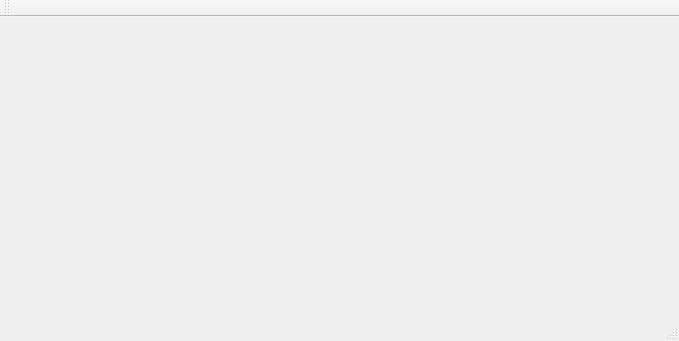
The window that Tcamera/Tcamera/mainwindow.ui (lizeyan/Athena) describes before a commit, drawn with Qt 5.
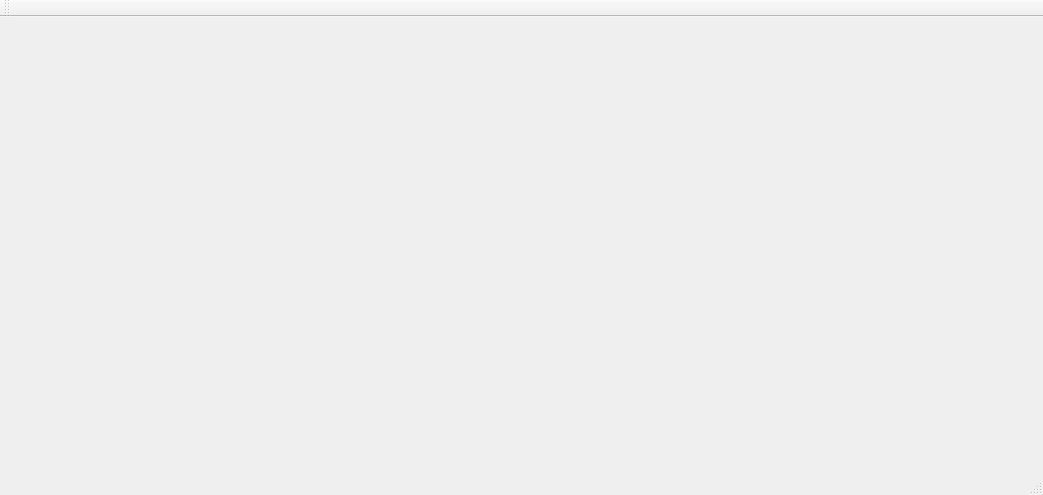
The same window after the commit.

Commit message: open the camera and show the image on the windows

Diff of the .ui file:
```diff
--- a/Tcamera/Tcamera/mainwindow.ui
+++ b/Tcamera/Tcamera/mainwindow.ui
@@ -6,8 +6,8 @@
    <rect>
     <x>0</x>
     <y>0</y>
-    <width>679</width>
-    <height>341</height>
+    <width>1043</width>
+    <height>495</height>
    </rect>
   </property>
   <property name="windowTitle">
@@ -19,8 +19,8 @@
      <rect>
       <x>0</x>
       <y>0</y>
-      <width>681</width>
-      <height>271</height>
+      <width>991</width>
+      <height>421</height>
      </rect>
     </property>
     <layout class="QVBoxLayout" name="verticalLayout"/>
```
Left out of the diff: 2 changed lines with no effect on the pictures. The commit also changes 2 other files.
